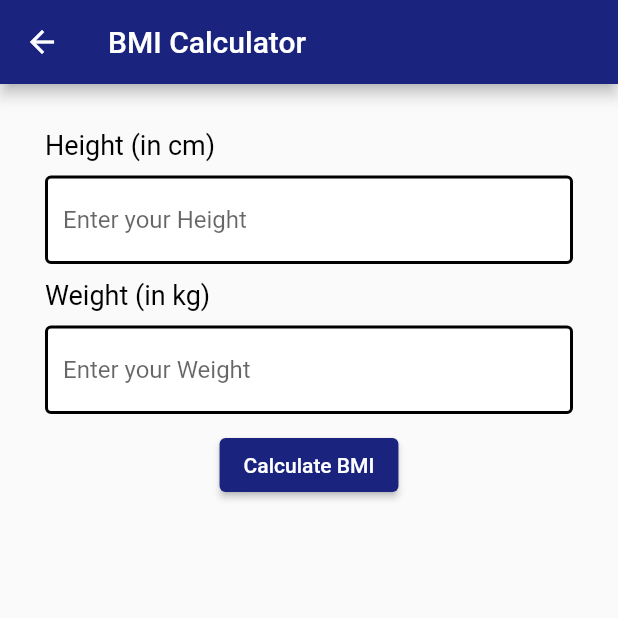
After one commit to sathya00704/Calculator, a Flutter app: the screen it shows after launch, after a tap on "BMI", on a phone screen of 412 x 824 dp, the top half of it. The commit adds this screen. Run offline on Flutter 3.47's test engine with Material 2 defaults, Android fonts, the phone set to English and light mode, and no system bars; our stand-ins replace flutter_spinkit, math_expressions.

Commit message:
Final Commit

```diff
--- /dev/null
+++ b/lib/bmi.dart
@@ -0,0 +1,246 @@
+import 'package:flutter/material.dart';
+import 'package:calculator/constants/constants.dart';
+import 'package:calculator/loading.dart';
+
+class BMICalc extends StatefulWidget {
+  const BMICalc({Key? key}) : super(key: key);
+
+  @override
+  State<BMICalc> createState() => _BMICalcState();
+}
+
+class _BMICalcState extends State<BMICalc> {
+
+  String height = '';
+  String weight = '';
+  String age = '';
+  String gender='Male';
+
+  String error='';
+  bool loading=false;
+
+  String bmireport = '';
+  String bmivalue='';
+  Color bmicolor = Colors.red;
+
+  double bmi=0;
+
+  final numericRegex = RegExp(r'^[0-9]+$');
+  final _formKey =GlobalKey<FormState>();
+
+  @override
+  Widget build(BuildContext context) {
+    return loading ? Loading() : Scaffold(
+      appBar: AppBar(
+        title: Text('BMI Calculator'),
+        backgroundColor: Colors.indigo[900],
+      ),
+      body: SingleChildScrollView(
+        child: Container (
+          padding: EdgeInsets.symmetric(vertical: 20.0, horizontal: 30.0),
+          child: Form(
+            key: _formKey,
+            child: Column(
+              crossAxisAlignment: CrossAxisAlignment.start,
+              children: <Widget>[
+                SizedBox(height: 10),
+                Text(
+                    'Height (in cm)',
+                  style: TextStyle(
+                    fontSize: 18,
+                    color: Colors.black,
+                  ),
+                ),
+                SizedBox(height: 10),
+                TextFormField(
+                  decoration: textInputDecoration.copyWith(hintText: 'Enter your Height'),
+                  keyboardType: TextInputType.number,
+                  validator: (val) {
+                    if (val==null || val.isEmpty) {
+                      return 'Please enter a valid height';
+                    }
+                    if(!numericRegex.hasMatch(val)){
+                      return 'Please enter only numeric values';
+                    }
+                    final heightval = int.tryParse(val);
+                    if(heightval == null || heightval<1 || heightval>275){
+                      return 'Height should be between 1-275';
+                    }
+                    return null;
+                  },
+                  onChanged: (val) {
+                    setState(() {
+                      height = val;
+                    });
+                  },
+                ),
+                SizedBox(height: 10),
+                Text(
+                  'Weight (in kg)',
+                  style: TextStyle(
+                    fontSize: 18,
+                    color: Colors.black,
+                  ),
+                ),
+                SizedBox(height: 10),
+                TextFormField(
+                  decoration: textInputDecoration.copyWith(hintText: 'Enter your Weight'),
+                  keyboardType: TextInputType.number,
+                  validator: (val) {
+                    if (val==null || val.isEmpty) {
+                      return "Please enter a valid weight";
+                    }
+                    if(!numericRegex.hasMatch(val)){
+                      return 'Please enter only numeric values';
+                    }
+                    final weightval = int.tryParse(val);
+                    if(weightval == null || weightval<1 || weightval>700){
+                      return 'Weight should be between 1-700';
+                    }
+                    return null;
+                  },
+                  onChanged: (val) {
+                    setState(() {
+                      weight = val;
+                    });
+                  },
+                ),
+                SizedBox(height: 10),
+                Center(
+                  child: ElevatedButton(
+                      onPressed: () {
+                        //print('button is pressed');
+                        //print(' answer = $height $weight $age $gender');
+                        if(_formKey.currentState?.validate() ?? false){
+                          showBMI();
+                          //errormsg('Successful');
+                        }
+                        },
+                        child: Text
+                      (
+                        'Calculate BMI'
+                      ),
+                    style: ElevatedButton.styleFrom(
+                      primary: Colors.indigo[900],
+                    ),
+                  ),
+                ),
+                SizedBox(height: 10),
+                Text(
+                  error,
+                  style: TextStyle(color: Colors.red, fontSize: 16.0),
+                )
+              ],
+            ),
+          ),
+        ),
+      ),
+    );
+  }
+
+  /*void errormsg(msg){
+    setState(() {
+      error = msg;
+    });
+  }*/
+
+  void showBMI() {
+    //print('Hello');
+    calculateBMI();
+    showDialog(
+        context: context,
+        builder:(BuildContext context) {
+        return AlertDialog(
+          title: Text('Your BMI Details'),
+          content: SingleChildScrollView(
+            child: Container(
+              width: MediaQuery.of(context).size.width * 0.8,
+              child: Column(
+                crossAxisAlignment: CrossAxisAlignment.start,
+                children: [
+                  Text(
+                    bmireport,
+                    style: TextStyle(fontSize: 24, fontWeight: FontWeight.bold, color: bmicolor),
+                  ),
+                  SizedBox(height: 10),
+                  Text('Height=$height cms \nWeight=$weight kgs',
+                    style: TextStyle(fontSize: 16, fontWeight: FontWeight.bold),
+                  ),
+                  SizedBox(height: 10),
+                  Text('Your BMI value:',
+                    style: TextStyle(fontSize: 16, fontWeight: FontWeight.bold),
+                  ),
+                  SizedBox(height: 10),
+                  Text('$bmivalue kg/m\u00B2',
+                    style: TextStyle(fontSize: 18, color: bmicolor, fontWeight: FontWeight.bold),
+                  ),
+                  SizedBox(height: 20),
+                  Text('BMI RANGES:',
+                    style: TextStyle(fontSize: 18, fontWeight: FontWeight.bold),
+                  ),
+                  SizedBox(height: 10),
+                  Text('Underweight:\nBMI less than 18.4\n\nNormal weight:\nBMI between 18.5 and 24.9\n\nOverweight:\nBMI between 25 and 29.9\n\nObesity:\nBMI of 30 or greater',
+                    style: TextStyle(fontSize: 16,),
+                  ),
+
+                ],
+              ),
+            ),
+          ),
+          actions: [
+            TextButton(
+              onPressed: (){
+                Navigator.of(context).pop();
+                setState(() {
+                  height='';
+                  weight='';
+                });
+                //print('height=$height, weight=$weight');
+                _formKey.currentState?.reset();
+              },
+              child: Text('OK')
+            ),
+          ],
+        );
+      }
+    );
+  }
+
+  void calculateBMI(){
+    //final ageval = int.tryParse(age) ?? 0;
+    final weightval = int.tryParse(weight) ?? 0;
+    final heightval = int.tryParse(height) ?? 0;
+
+    double heightinm=0;
+
+    try{
+      heightinm=heightval/100;
+      //print('heightinm=$heightinm');
+      bmi=weightval/(heightinm*heightinm);
+      //print('bmi= $bmi');
+      bmicolor = Colors.red;
+
+      if(bmi<18.5){
+        bmireport='UNDERWEIGHT';
+      }
+      else if (bmi>=18.5 && bmi<=24.9){
+        bmireport='NORMAL WEIGHT';
+        bmicolor = Colors.green;
+      }
+      else if(bmi>=25 && bmi<=29.9){
+        bmireport='OVERWEIGHT';
+      }
+      else if(bmi>30){
+        bmireport='OBESITY';
+      }
+      else{
+        bmireport='ERROR';
+      }
+      bmivalue = bmi.toString();
+    }
+    catch(e){
+      print('error = $e');
+    }
+    //print('hw = $heightval $weightval');
+  }
+}
--- /dev/null
+++ b/lib/bmidark.dart
@@ -0,0 +1,252 @@
+import 'package:flutter/material.dart';
+import 'package:calculator/constants/constantsdark.dart';
+import 'package:calculator/loading.dart';
+
+class BMIDark extends StatefulWidget {
+  const BMIDark({Key? key}) : super(key: key);
+
+  @override
+  State<BMIDark> createState() => _BMIDarkState();
+}
+
+class _BMIDarkState extends State<BMIDark> {
+  String height = '';
+  String weight = '';
+  String age = '';
+  String gender='Male';
+
+  String error='';
+  bool loading=false;
+
+  String bmireport = '';
+  String bmivalue='';
+  Color bmicolor = Colors.red;
+
+  double bmi=0;
+
+  final numericRegex = RegExp(r'^[0-9]+$');
+  final _formKey =GlobalKey<FormState>();
+
+  @override
+  Widget build(BuildContext context) {
+    return loading ? Loading() : Scaffold(
+      backgroundColor: Colors.black,
+      appBar: AppBar(
+        title: Text('BMI Calculator'),
+        backgroundColor: Colors.indigo[900],
+      ),
+      body: SingleChildScrollView(
+        child: Container (
+          padding: EdgeInsets.symmetric(vertical: 20.0, horizontal: 30.0),
+          child: Form(
+            key: _formKey,
+            child: Column(
+              crossAxisAlignment: CrossAxisAlignment.start,
+              children: <Widget>[
+                SizedBox(height: 10),
+                Text(
+                  'Height (in cm)',
+                  style: TextStyle(
+                    fontSize: 18,
+                    color: Colors.white,
+                  ),
+                ),
+                SizedBox(height: 10),
+                TextFormField(
+                  decoration: textInputDecoration.copyWith(hintText: 'Enter your Height'),
+                  style: TextStyle(color: Colors.white),
+                  keyboardType: TextInputType.number,
+                  validator: (val) {
+                    if (val==null || val.isEmpty) {
+                      return 'Please enter a valid height';
+                    }
+                    if(!numericRegex.hasMatch(val)){
+                      return 'Please enter only numeric values';
+                    }
+                    final heightval = int.tryParse(val);
+                    if(heightval == null || heightval<1 || heightval>275){
+                      return 'Height should be between 1-275';
+                    }
+                    return null;
+                  },
+                  onChanged: (val) {
+                    setState(() {
+                      height = val;
+                    });
+                  },
+                ),
+                SizedBox(height: 10),
+                Text(
+                  'Weight (in kg)',
+                  style: TextStyle(
+                    fontSize: 18,
+                    color: Colors.white,
+                  ),
+                ),
+                SizedBox(height: 10),
+                TextFormField(
+                  decoration: textInputDecoration.copyWith(hintText: 'Enter your Weight'),
+                  keyboardType: TextInputType.number,
+                  style: TextStyle(color: Colors.white),
+                  validator: (val) {
+                    if (val==null || val.isEmpty) {
+                      return "Please enter a valid weight";
+                    }
+                    if(!numericRegex.hasMatch(val)){
+                      return 'Please enter only numeric values';
+                    }
+                    final weightval = int.tryParse(val);
+                    if(weightval == null || weightval<1 || weightval>700){
+                      return 'Weight should be between 1-700';
+                    }
+                    return null;
+                  },
+                  onChanged: (val) {
+                    setState(() {
+                      weight = val;
+                    });
+                  },
+                ),
+                SizedBox(height: 20),
+                Center(
+                  child: ElevatedButton(
+                    onPressed: () {
+                      //print('button is pressed');
+                      //print(' answer = $height $weight $age $gender');
+                      if(_formKey.currentState?.validate() ?? false){
+                        showBMI();
+                        //errormsg('Successful');
+                      }
+                    },
+                    child: Text
+                      (
+                        'Calculate BMI'
+                    ),
+                    style: ElevatedButton.styleFrom(
+                      primary: Colors.indigo[900],
+                    ),
+                  ),
+                ),
+                SizedBox(height: 10),
+                Text(
+                  error,
+                  style: TextStyle(color: Colors.red, fontSize: 16.0),
+                )
+              ],
+            ),
+          ),
+        ),
+      ),
+    );
+  }
+
+  /*void errormsg(msg){
+    setState(() {
+      error = msg;
+    });
+  }*/
+
+  void showBMI() {
+    //print('Hello');
+    calculateBMI();
+    showDialog(
+        context: context,
+        builder:(BuildContext context) {
+          return AlertDialog(
+            title: Text('Your BMI Details',
+            style: TextStyle(
+              color: Colors.white
+            ),),
+            backgroundColor: Colors.black,
+            content: SingleChildScrollView(
+              child: Container(
+                width: MediaQuery.of(context).size.width * 0.8,
+                child: Column(
+                  crossAxisAlignment: CrossAxisAlignment.start,
+                  children: [
+                    Text(
+                      bmireport,
+                      style: TextStyle(fontSize: 24, fontWeight: FontWeight.bold, color: bmicolor),
+                    ),
+                    SizedBox(height: 10),
+                    Text('Height=$height cms \nWeight=$weight kgs',
+                      style: TextStyle(fontSize: 16, fontWeight: FontWeight.bold, color: Colors.white),
+                    ),
+                    SizedBox(height: 10),
+                    Text('Your BMI value:',
+                      style: TextStyle(fontSize: 16, fontWeight: FontWeight.bold, color: Colors.white),
+                    ),
+                    SizedBox(height: 10),
+                    Text('$bmivalue kg/m\u00B2',
+                      style: TextStyle(fontSize: 18, color: bmicolor, fontWeight: FontWeight.bold),
+                    ),
+                    SizedBox(height: 20),
+                    Text('BMI RANGES:',
+                      style: TextStyle(fontSize: 18, fontWeight: FontWeight.bold, color: Colors.white),
+                    ),
+                    SizedBox(height: 10),
+                    Text('Underweight:\nBMI less than 18.4\n\nNormal weight:\nBMI between 18.5 and 24.9\n\nOverweight:\nBMI between 25 and 29.9\n\nObesity:\nBMI of 30 or greater',
+                      style: TextStyle(fontSize: 16, color: Colors.white),
+                    ),
+
+                  ],
+                ),
+              ),
+            ),
+            actions: [
+              TextButton(
+                  onPressed: (){
+                    Navigator.of(context).pop();
+                    setState(() {
+                      height='';
+                      weight='';
+                    });
+                    //print('height=$height, weight=$weight');
+                    _formKey.currentState?.reset();
+                  },
+                  child: Text('OK')
+              ),
+            ],
+          );
+        }
+    );
+  }
+
+  void calculateBMI(){
+    //final ageval = int.tryParse(age) ?? 0;
+    final weightval = int.tryParse(weight) ?? 0;
+    final heightval = int.tryParse(height) ?? 0;
+
+    double heightinm=0;
+
+    try{
+      heightinm=heightval/100;
+      //print('heightinm=$heightinm');
+      bmi=weightval/(heightinm*heightinm);
+      //print('bmi= $bmi');
+      bmicolor = Colors.red;
+
+      if(bmi<18.5){
+        bmireport='UNDERWEIGHT';
+      }
+      else if (bmi>=18.5 && bmi<=24.9){
+        bmireport='NORMAL WEIGHT';
+        bmicolor = Colors.green;
+      }
+      else if(bmi>=25 && bmi<=29.9){
+        bmireport='OVERWEIGHT';
+      }
+      else if(bmi>30){
+        bmireport='OBESITY';
+      }
+      else{
+        bmireport='ERROR';
+      }
+      bmivalue = bmi.toString();
+    }
+    catch(e){
+      print('error = $e');
+    }
+    //print('hw = $heightval $weightval');
+  }
+}
--- /dev/null
+++ b/lib/constants/constants.dart
@@ -0,0 +1,13 @@
+import 'package:flutter/material.dart';
+
+const textInputDecoration = InputDecoration(
+  fillColor: Colors.white,
+  filled: true,
+  enabledBorder: OutlineInputBorder(
+    borderSide: BorderSide(color: Colors.black, width: 2)
+  ),
+  focusedBorder: OutlineInputBorder(
+    borderSide: BorderSide(color: Colors.blue, width: 2)
+  ),
+
+);
--- /dev/null
+++ b/lib/constants/constantsdark.dart
@@ -0,0 +1,13 @@
+import 'package:flutter/material.dart';
+
+const textInputDecoration = InputDecoration(
+  fillColor: Colors.blueGrey,
+  filled: true,
+  enabledBorder: OutlineInputBorder(
+      borderSide: BorderSide(color: Colors.white, width: 2)
+  ),
+  focusedBorder: OutlineInputBorder(
+      borderSide: BorderSide(color: Colors.blue, width: 2)
+  ),
+  hintStyle: TextStyle(color: Colors.white),
+);
--- a/lib/home.dart
+++ b/lib/home.dart
@@ -1,6 +1,6 @@
 import 'package:flutter/material.dart';
 import 'package:calculator/buttons.dart';
-import 'package:calculator/dark.dart';
+import 'package:calculator/bmi.dart';
 import 'package:math_expressions/math_expressions.dart';
 
 class Home extends StatefulWidget {
@@ -46,10 +46,25 @@ class _HomeState extends State<Home> {
     return Scaffold(
       appBar: new AppBar(
         title: Text(
-            'Simple Calculator'
+            'Calculator'
         ),
         backgroundColor: Colors.indigo[900],
         actions: <Widget>[
+          TextButton.icon(
+            icon: Icon(Icons.accessibility_new),
+              label: Text(
+                  'BMI',
+                style: TextStyle(
+                  color: Colors.white
+              ),
+            ),
+            onPressed: () {
+              Navigator.push(
+                context,
+                MaterialPageRoute(builder: (context) => BMICalc()),
+              );
+            },
+          ),
           TextButton.icon(
             icon: Icon(Icons.dark_mode),
             label: Text('Dark mode',
--- a/lib/main.dart
+++ b/lib/main.dart
@@ -1,6 +1,6 @@
 import 'package:flutter/material.dart';
 import 'package:calculator/home.dart';
-import 'package:calculator/dark.dart';
+import 'package:calculator/homedark.dart';
 
 void main() {
   runApp(MyApp());
@@ -40,12 +40,7 @@ class _MyAppState extends State<MyApp> {
     return MaterialApp(
       title: 'Your App Title',
       home: showSignIn ? Home(toggleView: toggleView) : DarkMode(toggleView: toggleView),
+      debugShowCheckedModeBanner: false,
     );
-    /*if(showSignIn){
-      return Home(toggleView: toggleView);
-    }
-    else {
-      return DarkMode(toggleView: toggleView);
-    }*/
   }
 }
--- a/pubspec.yaml
+++ b/pubspec.yaml
@@ -37,6 +37,7 @@ dependencies:
   # Use with the CupertinoIcons class for iOS style icons.
   cupertino_icons: ^1.0.2
   math_expressions: ^2.4.0
+  flutter_spinkit: ^5.2.0
 
 dev_dependencies:
   flutter_test:
```
Also changed, not shown: lib/homedark.dart (renamed from lib/dark.dart, +17 -2 lines), lib/loading.dart (added, +19 -0 lines), pubspec.lock.
